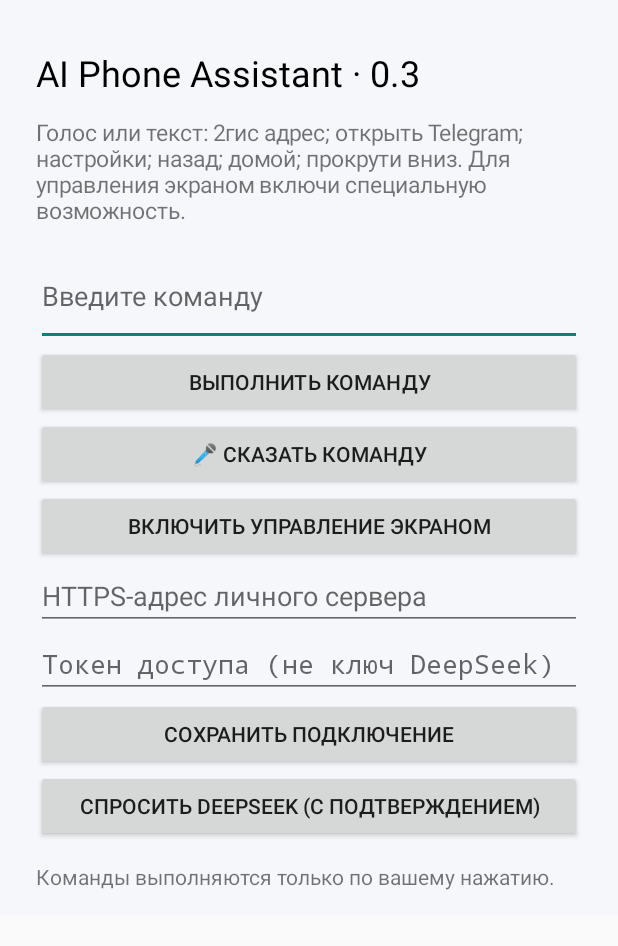
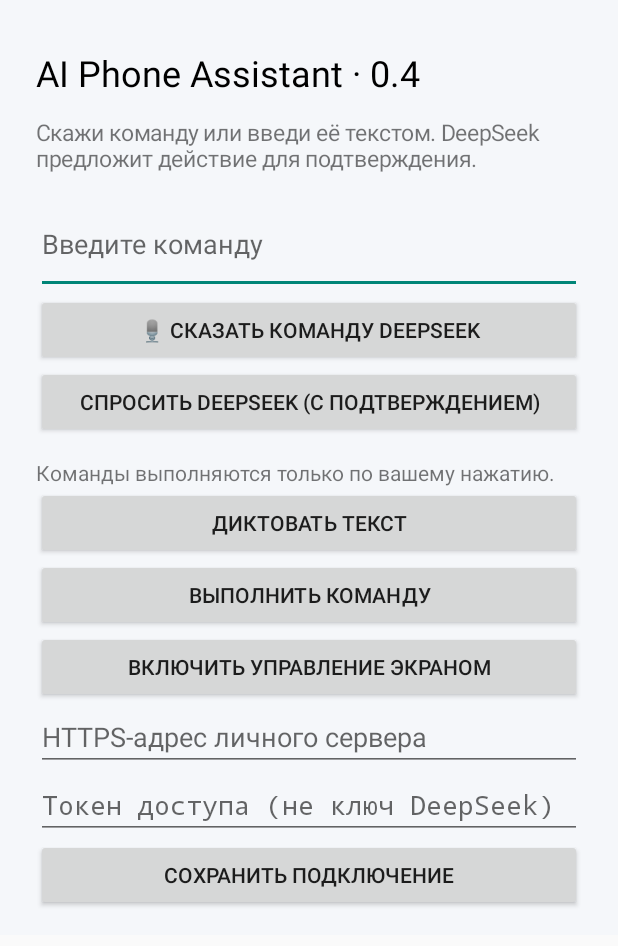
Before and after one commit to futsss47-oss/Android, an Android app: the screen it shows after launch (MainActivity), on a phone screen of 412 x 824 dp. Shown: the top 946 px of the screen. Run offline under Robolectric (Android 15) with nearby library versions, the phone set to English and light mode, and no system bars.

Commit message:
Send spoken assistant commands to DeepSeek with confirmation

```diff
--- a/ai-phone-assistant/app/src/main/java/com/example/aiphoneassistant/MainActivity.kt
+++ b/ai-phone-assistant/app/src/main/java/com/example/aiphoneassistant/MainActivity.kt
@@ -17,6 +17,8 @@ class MainActivity : Activity() {
  private lateinit var command: EditText
  private lateinit var result: TextView
  private val speechRequest = 100
+ private val aiSpeechRequest = 101
+ private var aiBusy = false
  private lateinit var serverUrl: EditText
  private lateinit var accessToken: EditText
 
@@ -27,15 +29,16 @@ class MainActivity : Activity() {
    setPadding(36, 48, 36, 24)
    setBackgroundColor(Color.rgb(245, 247, 250))
   }
-  val heading = TextView(this).apply { text = "AI Phone Assistant · 0.3"; textSize = 24f; setTextColor(Color.BLACK) }
+  val heading = TextView(this).apply { text = "AI Phone Assistant · 0.4"; textSize = 24f; setTextColor(Color.BLACK) }
   val instructions = TextView(this).apply {
-   text = "Голос или текст: 2гис адрес; открыть Telegram; настройки; назад; домой; прокрути вниз. Для управления экраном включи специальную возможность."
+   text = "Скажи команду или введи её текстом. DeepSeek предложит действие для подтверждения."
    textSize = 15f; setPadding(0, 20, 0, 20)
   }
   command = EditText(this).apply { hint = "Введите команду"; minLines = 2 }
   result = TextView(this).apply { text = "Команды выполняются только по вашему нажатию."; setPadding(0, 20, 0, 0) }
   val run = Button(this).apply { text = "Выполнить команду" }
-  val voice = Button(this).apply { text = "🎤 Сказать команду" }
+  val voice = Button(this).apply { text = "Диктовать текст" }
+  val aiVoice = Button(this).apply { text = "🎙 Сказать команду DeepSeek" }
   val access = Button(this).apply { text = "Включить управление экраном" }
   val prefs = getSharedPreferences("ai_proxy", MODE_PRIVATE)
   serverUrl = EditText(this).apply { hint = "HTTPS-адрес личного сервера"; setSingleLine(true); setText(prefs.getString("url", "")) }
@@ -43,25 +46,35 @@ class MainActivity : Activity() {
   val save = Button(this).apply { text = "Сохранить подключение" }
   val ai = Button(this).apply { text = "Спросить DeepSeek (с подтверждением)" }
   root.addView(heading); root.addView(instructions); root.addView(command)
-  root.addView(run); root.addView(voice); root.addView(access)
-  root.addView(serverUrl); root.addView(accessToken); root.addView(save); root.addView(ai); root.addView(result)
+  root.addView(aiVoice); root.addView(ai); root.addView(result)
+  root.addView(voice); root.addView(run); root.addView(access)
+  root.addView(serverUrl); root.addView(accessToken); root.addView(save)
   setContentView(ScrollView(this).apply { addView(root) })
   run.setOnClickListener { runCommand(command.text.toString()) }
   save.setOnClickListener {
    prefs.edit().putString("url", serverUrl.text.toString().trim()).putString("token", accessToken.text.toString().trim()).apply()
    result.text = "Подключение сохранено только на телефоне"
   }
-  ai.setOnClickListener {
+  ai.setOnClickListener { askDeepSeek() }
+  voice.setOnClickListener { recognizeSpeech(speechRequest) }
+  aiVoice.setOnClickListener { if (!aiBusy) recognizeSpeech(aiSpeechRequest) }
+  access.setOnClickListener { startActivity(Intent(Settings.ACTION_ACCESSIBILITY_SETTINGS)) }
+ }
+
+ private fun askDeepSeek() {
+   if (aiBusy) return
    val text = command.text.toString().trim()
-   if (text.isBlank()) { result.text = "Сначала введите команду"; return@setOnClickListener }
+   if (text.isBlank()) { result.text = "Сначала введите команду"; return }
    val url = serverUrl.text.toString()
    val token = accessToken.text.toString()
+   aiBusy = true
    result.text = "DeepSeek обрабатывает команду..."
    thread {
     try {
      val proposal = DeepSeekClient.parse(url, token, text)
      runOnUiThread {
-      if (proposal.action == "unknown") { result.text = "Не удалось распознать команду"; return@runOnUiThread }
+      if (isFinishing || isDestroyed) return@runOnUiThread
+      if (proposal.action == "unknown") { aiBusy = false; result.text = "Не удалось распознать команду"; return@runOnUiThread }
       AlertDialog.Builder(this)
        .setTitle("Подтвердить действие?")
        .setMessage(proposal.describe())
@@ -69,31 +82,37 @@ class MainActivity : Activity() {
        .setPositiveButton("Выполнить") { _, _ ->
         try { executeAi(proposal); result.text = "Выполнено: ${proposal.describe()}" }
         catch (e: Exception) { result.text = "Ошибка: ${e.message}" }
-       }.show()
+       }.create().apply {
+        setOnCancelListener { result.text = "Отменено" }
+        setOnDismissListener { aiBusy = false }
+        show()
+       }
      }
-    } catch (e: Exception) { runOnUiThread { result.text = "Ошибка DeepSeek: ${e.message}" } }
+    } catch (e: Exception) { runOnUiThread {
+     aiBusy = false
+     if (!isFinishing && !isDestroyed) result.text = "Ошибка DeepSeek: ${e.message}"
+    } }
    }
-  }
-  voice.setOnClickListener {
+ }
+
+ private fun recognizeSpeech(requestCode: Int) {
    try {
     val intent = Intent(RecognizerIntent.ACTION_RECOGNIZE_SPEECH).apply {
      putExtra(RecognizerIntent.EXTRA_LANGUAGE_MODEL, RecognizerIntent.LANGUAGE_MODEL_FREE_FORM)
      putExtra(RecognizerIntent.EXTRA_LANGUAGE, "ru-RU")
      putExtra(RecognizerIntent.EXTRA_PROMPT, "Скажите команду")
     }
-    startActivityForResult(intent, speechRequest)
+    startActivityForResult(intent, requestCode)
    } catch (e: ActivityNotFoundException) { result.text = "На телефоне нет доступного сервиса распознавания речи." }
-  }
-  access.setOnClickListener { startActivity(Intent(Settings.ACTION_ACCESSIBILITY_SETTINGS)) }
  }
 
  @Deprecated("Legacy speech recognition callback")
  override fun onActivityResult(requestCode: Int, resultCode: Int, data: Intent?) {
   super.onActivityResult(requestCode, resultCode, data)
-  if (requestCode == speechRequest && resultCode == RESULT_OK) {
+  if ((requestCode == speechRequest || requestCode == aiSpeechRequest) && resultCode == RESULT_OK) {
    val phrase = data?.getStringArrayListExtra(RecognizerIntent.EXTRA_RESULTS)?.firstOrNull() ?: return
    command.setText(phrase)
-   runCommand(phrase)
+   if (requestCode == aiSpeechRequest) askDeepSeek()
   }
  }
 
```
